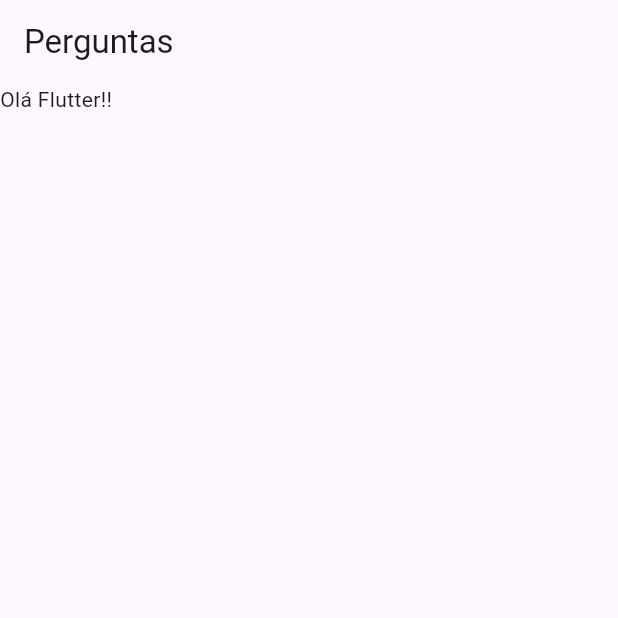
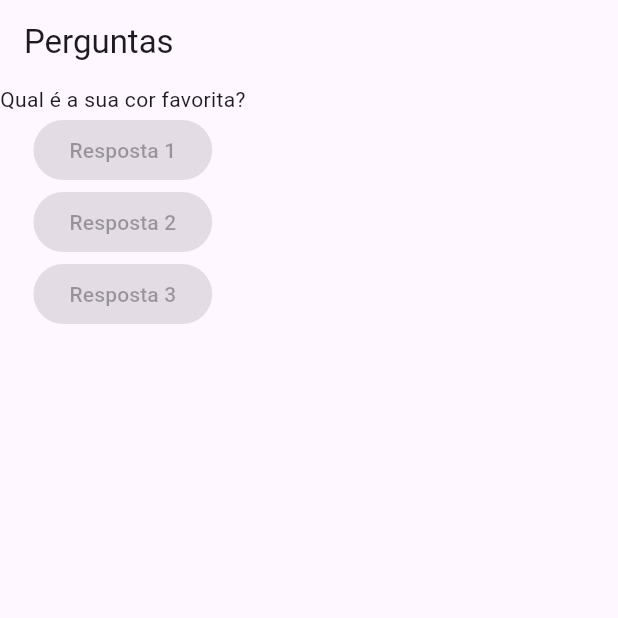
Before and after one commit to danillogoncalves/projeto_perguntas, a Flutter app: the screen it shows after launch, on a phone screen of 412 x 824 dp, the top half of it. Run offline on Flutter 3.47's test engine with Material 3 defaults, Android fonts, the phone set to English and light mode, and no system bars.

Commit message:
:sparkles: feat: Adicionado no Column com ElevatedButton

```diff
--- a/lib/main.dart
+++ b/lib/main.dart
@@ -3,7 +3,12 @@ import 'package:flutter/material.dart';
 main() => runApp(PerguntaApp());
 
 class PerguntaApp extends StatelessWidget {
-  const PerguntaApp({super.key});
+  PerguntaApp({super.key});
+
+  final perguntas = [
+    'Qual é a sua cor favorita?',
+    'Qual é o seu animal favorito?'
+  ];
 
   @override
   Widget build(BuildContext context) {
@@ -12,7 +17,23 @@ class PerguntaApp extends StatelessWidget {
         appBar: AppBar(
           title: const Text("Perguntas"),
         ),
-        body: const Text("Olá Flutter!!"),
+        body: Column(
+          children: [
+            Text(perguntas[0]),
+            const ElevatedButton(
+              onPressed: null,
+              child: Text('Resposta 1')
+            ),
+            const ElevatedButton(
+              onPressed: null,
+              child: Text('Resposta 2')
+            ),
+            const ElevatedButton(
+              onPressed: null,
+              child: Text('Resposta 3')
+            ),
+          ],
+        ),
       ),
     );
   }
```
